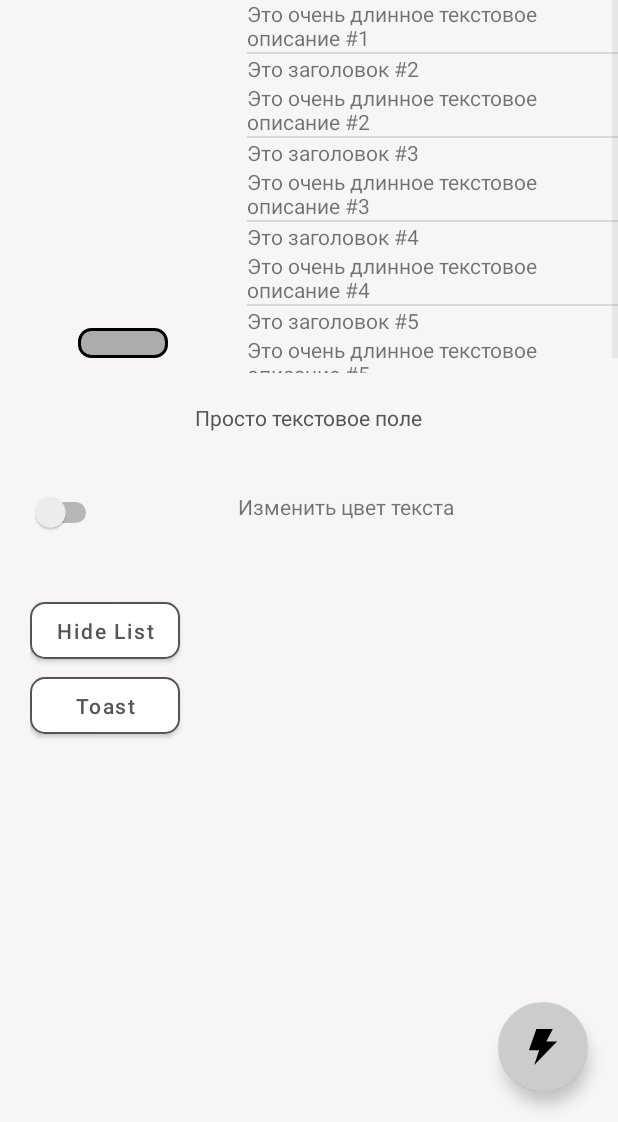
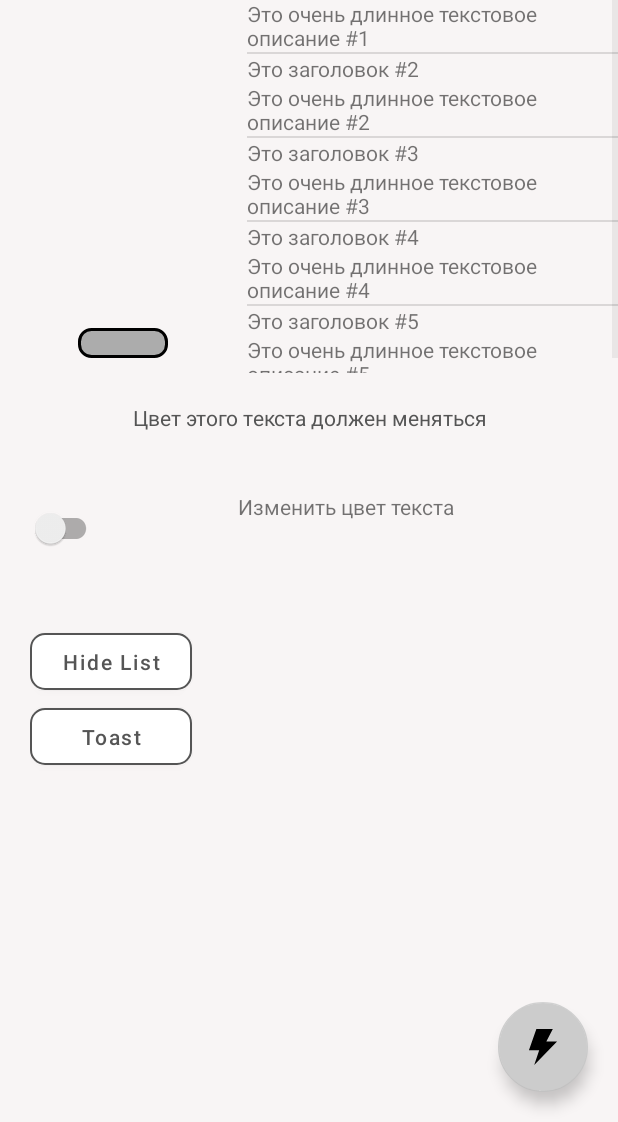
Before and after one commit to stalker-fc/mobile2k21, an Android app: the Task screen opened directly, with no data from a screen before it, on a phone screen of 412 x 824 dp, the part 114-1236 px from its top. Run offline under Robolectric (Android 15) with nearby library versions, the light colour scheme and no system bars.

Commit message:
update taskview

```diff
--- a/app/src/main/java/ru/itmo/mobile2k21/first/Task.kt
+++ b/app/src/main/java/ru/itmo/mobile2k21/first/Task.kt
@@ -1,40 +1,59 @@
 package ru.itmo.mobile2k21.first
 
 
-import android.content.Intent
 import android.os.Bundle
 import android.view.View
 import android.widget.Button
 import android.widget.ListView
-import android.widget.Switch
 import android.widget.TextView
+import android.widget.Toast
 import androidx.appcompat.app.AppCompatActivity
+import androidx.appcompat.widget.SwitchCompat
 import ru.itmo.mobile2k21.R
-import ru.itmo.mobile2k21.first.details.DetailsActivity
 import ru.itmo.mobile2k21.first.details.DetailsAdapter
 import ru.itmo.mobile2k21.first.details.DetailsIcon
 import ru.itmo.mobile2k21.first.details.DetailsInfo
-import java.io.Serializable
 
 class Task : AppCompatActivity() {
+    private var isListVisible: Boolean = true
     override fun onCreate(savedInstanceState: Bundle?) {
         super.onCreate(savedInstanceState)
         setContentView(R.layout.activity_first)
 
-        val coloredLabel: TextView = findViewById(R.id.first_task__text)
-        val changeLabelColorSwitch: Switch = findViewById(R.id.first_task__change_text_color)
+        val coloredLabel: TextView = findViewById(R.id.colored_text)
+        val changeLabelColorSwitch: SwitchCompat = findViewById(R.id.change_text_color_switch)
         changeLabelColorSwitch.setOnCheckedChangeListener { _, isChecked ->
             if (isChecked) {
-                coloredLabel.setTextColor(R.color.light_grey.toInt())
+                coloredLabel.setTextColor(getColor(R.color.light_grey))
             } else {
-                coloredLabel.setTextColor(R.color.dark_grey.toInt())
+                coloredLabel.setTextColor(getColor(R.color.dark_grey))
             }
+        }
+
+
+        val detailsListView: ListView = findViewById(R.id.details_list_view)
+        val listVisibilityButton: Button = findViewById(R.id.list_visibility_button)
+        listVisibilityButton.setOnClickListener {
+            isListVisible = !isListVisible
+            if (isListVisible) {
+                detailsListView.visibility = View.VISIBLE
+                listVisibilityButton.text = getString(R.string.hide_list)
+            } else {
+                detailsListView.visibility = View.INVISIBLE
+                listVisibilityButton.text = getString(R.string.show_list)
+            }
+
+        }
+
+        val toastButton: Button = findViewById(R.id.toast_button)
+        toastButton.setOnClickListener {
+            val duration = Toast.LENGTH_SHORT
+            val toast = Toast.makeText(applicationContext, R.string.toast_text, duration)
+            toast.show()
         }
 
         val detailsList = getDetailsList()
         val detailsAdapter = DetailsAdapter(this, detailsList)
-
-        val detailsListView: ListView = findViewById(R.id.details_list_view)
         detailsListView.adapter = detailsAdapter
     }
 
--- a/app/src/main/res/layout/activity_first.xml
+++ b/app/src/main/res/layout/activity_first.xml
@@ -54,14 +54,14 @@
             android:orientation="vertical">
 
             <TextView
-                android:id="@+id/first_task__text"
+                android:id="@+id/colored_text"
                 android:layout_width="wrap_content"
                 android:layout_height="wrap_content"
                 android:layout_gravity="center_horizontal"
                 android:layout_margin="20dp"
                 android:gravity="center_horizontal"
                 android:textColor="@color/dark_grey"
-                android:text="Просто текстовое поле" />
+                android:text="@string/colored_text_label" />
 
             <LinearLayout
                 android:layout_width="match_parent"
@@ -69,8 +69,8 @@
                 android:layout_margin="20dp"
                 android:orientation="horizontal">
 
-                <Switch
-                    android:id="@+id/first_task__change_text_color"
+                <androidx.appcompat.widget.SwitchCompat
+                    android:id="@+id/change_text_color_switch"
                     android:layout_width="wrap_content"
                     android:layout_height="wrap_content" />
 
@@ -79,7 +79,7 @@
                     android:layout_height="match_parent"
                     android:layout_gravity="center_horizontal"
                     android:gravity="center_horizontal"
-                    android:text="Изменить цвет текста" />
+                    android:text="@string/change_color_text_label" />
             </LinearLayout>
 
             <LinearLayout
@@ -91,12 +91,13 @@
 
                 <Button
                     style="@style/firstTaskButton"
-                    android:id="@+id/to_detail_screen"
-                    android:text="Hide List" />
+                    android:id="@+id/list_visibility_button"
+                    android:text="@string/hide_list" />
 
                 <Button
                     style="@style/firstTaskButton"
-                    android:text="Toast"></Button>
+                    android:id="@+id/toast_button"
+                    android:text="@string/toast" />
             </LinearLayout>
 
         </LinearLayout>
--- a/app/src/main/res/values/strings.xml
+++ b/app/src/main/res/values/strings.xml
@@ -11,4 +11,10 @@
     <string name="down_arrow">▼</string>
     <string name="load_cat_button">Load Cat</string>
     <string name="counter_speed_text">Speed</string>
+    <string name="toast">Toast</string>
+    <string name="toast_text">It`s toast!</string>
+    <string name="hide_list">Hide List</string>
+    <string name="show_list">Show List</string>
+    <string name="change_color_text_label">Изменить цвет текста</string>
+    <string name="colored_text_label">Цвет этого текста должен меняться</string>
 </resources>
--- a/app/src/main/res/values/styles.xml
+++ b/app/src/main/res/values/styles.xml
@@ -12,7 +12,7 @@
     </style>
 
     <style name="firstTaskButton" parent="@style/mainScreenButton">
-        <item name="android:layout_width">100dp</item>
+        <item name="android:layout_width">108dp</item>
         <item name="android:layout_height">50dp</item>
         <item name="android:layout_gravity">left</item>
     </style>
```
